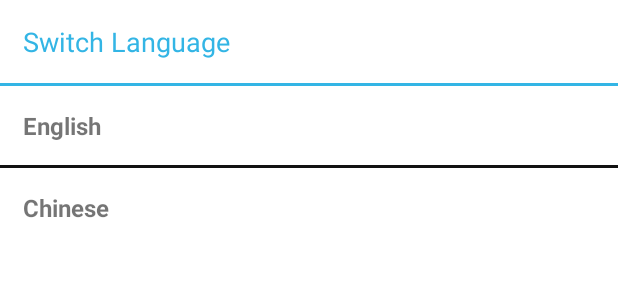
After one commit to asd82482592/JTIA, an Android app: the layout dialog_select_lanuage.xml on its own in the app's theme, with its tools: preview values and no code run, on a phone screen of 412 x 824 dp. The commit adds this screen. Shown: the top 300 px of the screen. Run offline under Robolectric (Android 15) with nearby library versions, the phone set to English and light mode, and no system bars.

Commit message:
language

```diff
--- a/app/src/main/res/layout/content_main.xml
+++ b/app/src/main/res/layout/content_main.xml
@@ -22,7 +22,7 @@
     <TextView
         android:layout_width="wrap_content"
         android:layout_height="wrap_content"
-        android:text="Welcome to JTIA!"
+        android:text="@string/welcome_to_jtia"
         android:textSize="45dp"
         android:layout_margin="10dp"
         app:layout_constraintBottom_toBottomOf="parent"
--- /dev/null
+++ b/app/src/main/res/layout/dialog_select_lanuage.xml
@@ -0,0 +1,50 @@
+<?xml version="1.0" encoding="utf-8"?>
+<RelativeLayout xmlns:android="http://schemas.android.com/apk/res/android"
+    android:layout_width="match_parent"
+    android:layout_height="match_parent"
+    android:background="#FFFFFF" >
+
+    <TextView
+        android:id="@+id/clear_cache_title"
+        android:layout_width="match_parent"
+        android:layout_height="wrap_content"
+        android:padding="15dp"
+        android:text="@string/switch_language"
+        android:textColor="@color/blue_light"
+        android:textSize="18sp" />
+
+    <TextView
+        android:id="@+id/clear_cache_line"
+        android:layout_width="match_parent"
+        android:layout_height="2dp"
+        android:layout_below="@+id/clear_cache_title"
+        android:background="@color/blue_light" />
+
+    <TextView
+        android:id="@+id/select_english"
+        android:layout_width="match_parent"
+        android:layout_height="wrap_content"
+        android:layout_below="@+id/clear_cache_line"
+        android:padding="15dp"
+        android:text="@string/english"
+        android:textSize="16sp"
+        android:textStyle="bold" />
+
+    <TextView
+        android:id="@+id/clear_cache_line_1"
+        android:layout_width="match_parent"
+        android:layout_height="2dp"
+        android:layout_below="@+id/select_english"
+        android:background="#121212" />
+
+    <TextView
+        android:id="@+id/select_chinese"
+        android:layout_width="match_parent"
+        android:layout_height="wrap_content"
+        android:layout_below="@+id/clear_cache_line_1"
+        android:padding="15dp"
+        android:text="@string/chinese"
+        android:textSize="16sp"
+        android:textStyle="bold" />
+
+</RelativeLayout>
--- a/app/src/main/res/values/strings.xml
+++ b/app/src/main/res/values/strings.xml
@@ -6,4 +6,8 @@
 
     <string name="action_settings">Settings</string>
     <string name="title_activity_about_us">aboutUsActivity</string>
+    <string name="welcome_to_jtia">Welcome to JTIA!</string>
+    <string name="english">English</string>
+    <string name="chinese">Chinese</string>
+    <string name="switch_language">Switch Language</string>
 </resources>
--- a/app/src/main/res/values/styles.xml
+++ b/app/src/main/res/values/styles.xml
@@ -17,4 +17,9 @@
 
     <style name="AppTheme.PopupOverlay" parent="ThemeOverlay.AppCompat.Light" />
 
+    <style name="Custom_Dialog_Theme" parent="@android:style/Theme.Dialog">
+        <item name="android:windowFrame">@null</item>
+        <item name="android:windowIsFloating">true</item>
+        <item name="android:windowNoTitle">true</item> >
+    </style>
 </resources>
```
Also changed, not shown: app/src/main/java/com/example/kam/jtia/BaseActivity.java (added, +38 -0 lines), app/src/main/java/com/example/kam/jtia/MainActivity.java (+46 -3 lines), app/src/main/java/com/example/kam/jtia/PreferenceUtil.java (added, +70 -0 lines), app/src/main/res/values/colors.xml (+65 -3 lines), 1 other file.
